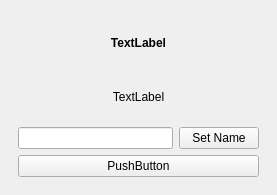
First picture: the form in tygron_dockwidget_base.ui, repository Memz-Dev/tygron-qgis, before the edit.
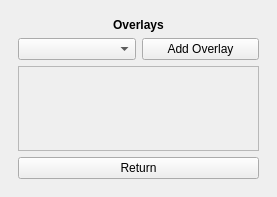
Second picture: the form after the edit. Custom widgets are drawn as their Qt base class.

Commit message: added constants file and access & added new overlay page

```diff
--- a/tygron_dockwidget_base.ui
+++ b/tygron_dockwidget_base.ui
@@ -7,7 +7,7 @@
     <x>0</x>
     <y>0</y>
     <width>277</width>
-    <height>195</height>
+    <height>197</height>
    </rect>
   </property>
   <property name="windowTitle">
@@ -30,7 +30,7 @@
     <item row="0" column="0">
      <widget class="QStackedWidget" name="stackedWidget">
       <property name="currentIndex">
-       <number>11</number>
+       <number>12</number>
       </property>
       <widget class="QWidget" name="LoginPage">
        <property name="enabled">
@@ -620,7 +620,68 @@
         <item>
          <widget class="QPushButton" name="MOverviewReturn">
           <property name="text">
-           <string>PushButton</string>
+           <string>Return</string>
+          </property>
+         </widget>
+        </item>
+       </layout>
+      </widget>
+      <widget class="QWidget" name="Overlays">
+       <layout class="QVBoxLayout" name="verticalLayout_15">
+        <item>
+         <widget class="QLabel" name="OverlaysLabel">
+          <property name="font">
+           <font>
+            <weight>75</weight>
+            <bold>true</bold>
+           </font>
+          </property>
+          <property name="text">
+           <string>Overlays</string>
+          </property>
+          <property name="alignment">
+           <set>Qt::AlignCenter</set>
+          </property>
+         </widget>
+        </item>
+        <item>
+         <layout class="QHBoxLayout" name="horizontalLayout_2">
+          <property name="topMargin">
+           <number>0</number>
+          </property>
+          <item>
+           <widget class="QComboBox" name="OverlaysTypeSelect"/>
+          </item>
+          <item>
+           <widget class="QPushButton" name="OverlaysAdd">
+            <property name="text">
+             <string>Add Overlay</string>
+            </property>
+           </widget>
+          </item>
+         </layout>
+        </item>
+        <item>
+         <widget class="QScrollArea" name="OverlaysContainer">
+          <property name="widgetResizable">
+           <bool>true</bool>
+          </property>
+          <widget class="QWidget" name="scrollAreaWidgetContents_2">
+           <property name="geometry">
+            <rect>
+             <x>0</x>
+             <y>0</y>
+             <width>239</width>
+             <height>57</height>
+            </rect>
+           </property>
+          </widget>
+         </widget>
+        </item>
+        <item>
+         <widget class="QPushButton" name="OverlaysReturn">
+          <property name="text">
+           <string>Return</string>
           </property>
          </widget>
         </item>
```
Left out of the diff: 13 changed lines with no effect on the pictures. The commit also changes 5 other files.
